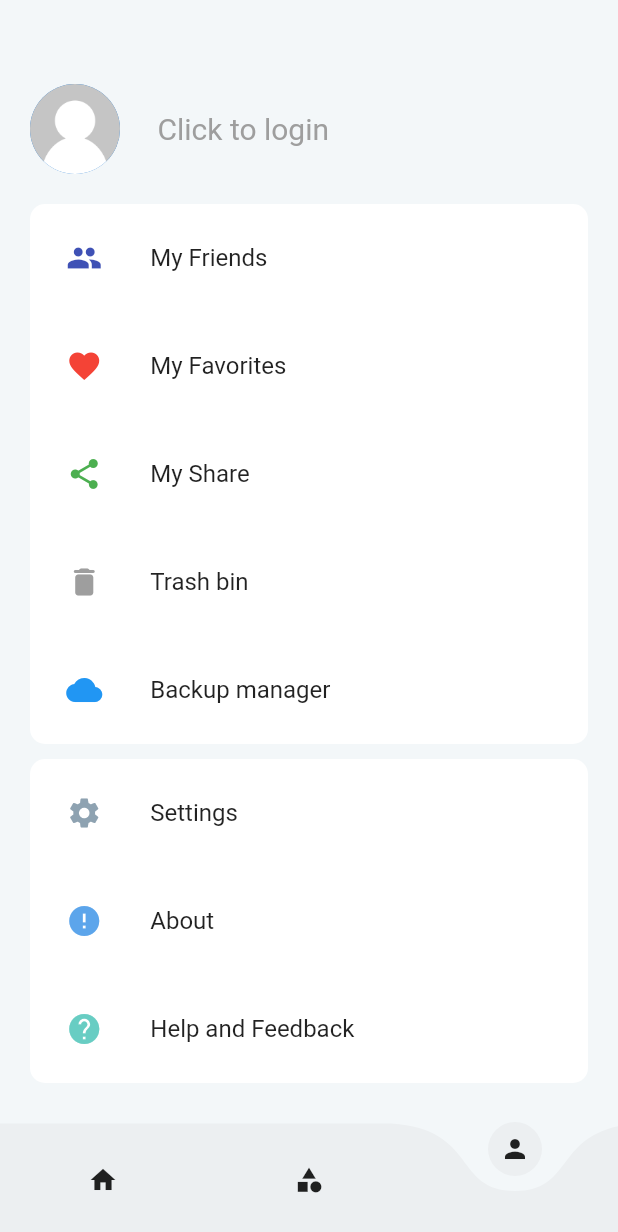
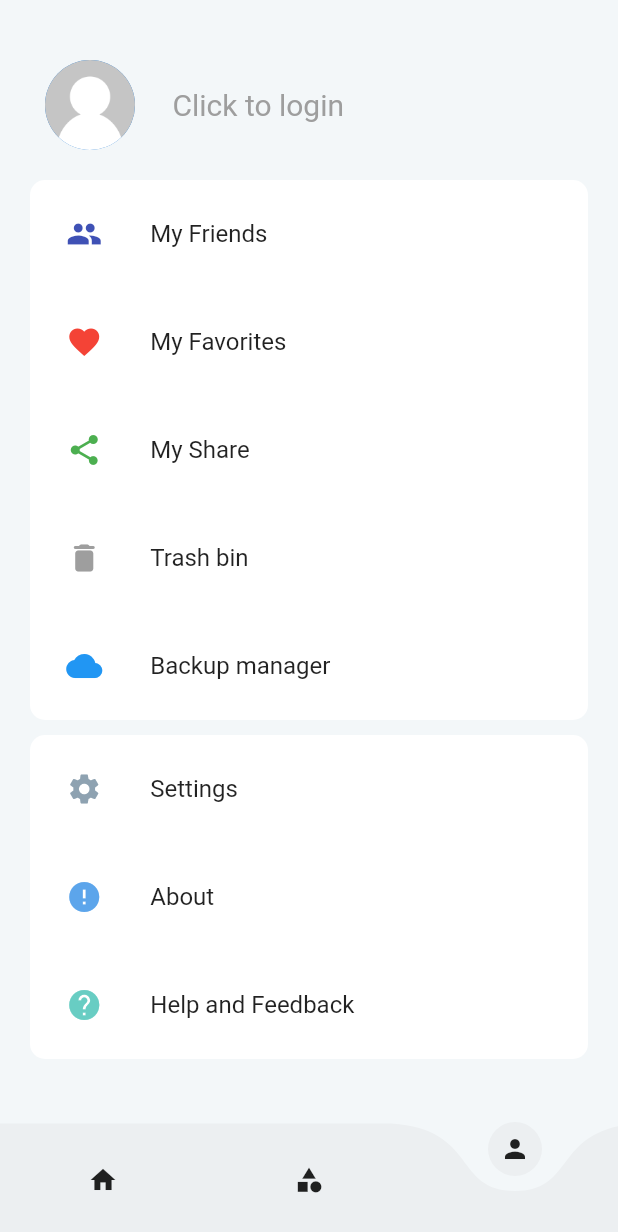
Before and after one commit to RD-Project4/smart-photo-album-frontend, a Flutter app: the screen it shows after launch, item 3 of the bottom bar chosen, on a phone screen of 412 x 824 dp. Shown: the top 1232 px of the screen. Run offline on Flutter 3.47's test engine with Material 2 defaults, Android fonts, the phone set to English and light mode, and no system bars; drawn by our look-alikes of curved_navigation_bar, oktoast; our stand-ins replace azlistview, card_swiper, dio, event_bus, flutter_bloc, geocoding and 13 more; missing offline and left inert: exif, google_ml_kit, lpinyin, material_dialogs, passwordfield, photo_manager and 7 more; accounts and stored records are empty; generated files the repository leaves out were written again.

Commit message:
fix: bug fix

```diff
--- a/lib/bloc/photo/PhotoCubit.dart
+++ b/lib/bloc/photo/PhotoCubit.dart
@@ -1,6 +1,7 @@
 import 'dart:async';
 import 'dart:developer';
 
+import 'package:exif/exif.dart';
 import 'package:flutter/cupertino.dart';
 import 'package:flutter_bloc/flutter_bloc.dart';
 import 'package:permission_handler/permission_handler.dart';
@@ -96,8 +97,22 @@ class PhotoCubit extends Cubit<PhotoState> {
     }
 
     for (AssetEntity entity in photoMapFromLocal.values) {
-      var path = (await entity.file)?.path;
+      var file = await entity.originFile;
+      var path = file?.path;
       if (path == null) continue;
+
+      final data = await readExifFromBytes(await file!.readAsBytes());
+
+      DateTime createTime = DateTime.now();
+      if (data.isNotEmpty) {
+        if (data.containsKey('Image DateTime')) {
+          String dataTime = data['Image DateTime']!.printable;
+          List<String> parts = dataTime.split(" ");
+          parts[0] = parts[0].replaceAll(":", "-");
+          String finalDateTime = parts.join(" ");
+          createTime = DateTime.parse(finalDateTime);
+        }
+      }
 
       List<Category> labels =
           (await TensorflowProvider.recognizeObjectInFile(path));
@@ -111,17 +126,8 @@ class PhotoCubit extends Cubit<PhotoState> {
         location = await GeoUtil.locationFromCoordinates(
             latLng.latitude!, latLng.longitude!);
 
-      photoToStoreList.add(Photo(
-          entity.id,
-          entity.title!,
-          path,
-          labelsString,
-          entity.createDateTime,
-          entity.width,
-          entity.height,
-          location,
-          false,
-          true));
+      photoToStoreList.add(Photo(entity.id, entity.title!, path, labelsString,
+          createTime, entity.width, entity.height, location, false, true));
     }
 
     for (Photo photo in photoToStoreList) {
--- a/lib/database/ObjectStore.dart
+++ b/lib/database/ObjectStore.dart
@@ -143,7 +143,7 @@ class ObjectStore {
     var query = _photoBox.query().build();
     PropertyQuery<String> pq = query.property(Photo_.location);
     pq.distinct = true;
-    return pq.find();
+    return pq.find().where((city) => city.isNotEmpty).toList();
   }
 
   Stream<List<Category>> getCategoryStream() {
--- a/lib/pages/photo/FavoritePage.dart
+++ b/lib/pages/photo/FavoritePage.dart
@@ -34,8 +34,8 @@ class FavoritePage extends StatelessWidget {
                         BlocProvider.of<PhotoCubit>(context)
                             .markOrUnMarkPhotoAsFavorite(photo);
                         cubit.setModeView();
-                        Navigator.of(context).pop();
                       });
+                      Navigator.of(context).pop();
                     });
                   },
                 )
--- a/lib/pages/photo/PhotoPage.dart
+++ b/lib/pages/photo/PhotoPage.dart
@@ -123,7 +123,7 @@ class _PhotoPageState extends State<PhotoPage> {
         appBar: LightAppBar(
           context,
           photo.name,
-          backgroundColor: Colors.transparent,
+          backgroundColor: Colors.white.withOpacity(0.8),
           actions: _buildAction(context, photo),
         ),
         extendBodyBehindAppBar: true,
--- a/lib/pages/tabs/Setting.dart
+++ b/lib/pages/tabs/Setting.dart
@@ -157,12 +157,9 @@ class _SettingState extends State<Setting> {
 
     return Scaffold(
         backgroundColor: mainColor,
-        appBar: AppBar(
-          backgroundColor: mainColor,
-          foregroundColor: mainColor,
-          elevation: 0,
-        ),
         body: SingleChildScrollView(
+            child: Padding(
+                padding: EdgeInsets.only(top: 20),
                 child: Column(children: [
                   // AspectRatio(
                   //   //Aspectratio
@@ -177,7 +174,8 @@ class _SettingState extends State<Setting> {
                       Expanded(
                         flex: 4,
                         child: Container(
-                    margin: EdgeInsets.only(left: 20, bottom: 20),
+                            margin: EdgeInsets.symmetric(
+                                horizontal: 30, vertical: 20),
                             child: _buildUserInfo()),
                       ),
                     ],
@@ -211,7 +209,8 @@ class _SettingState extends State<Setting> {
                                 // 登入后才可显示
                                 style: ButtonStyle(
                                     minimumSize: MaterialStateProperty.all(Size(
-                                MediaQuery.of(context).size.width - 40, 50)),
+                                        MediaQuery.of(context).size.width - 40,
+                                        50)),
                                     backgroundColor:
                                         MaterialStateProperty.all(Colors.red)),
                                 onPressed: () {
@@ -225,7 +224,7 @@ class _SettingState extends State<Setting> {
                               )
                             ])
                           : Container())
-        ])));
+                ]))));
   }
 }
 
```
Also changed, not shown: lib/FolderPage.dart (+5 -4 lines), lib/SearchQuery.dart (+27 -5 lines), lib/SearchResult.dart (+18 -2 lines), lib/pages/friends/FriendsPage.dart (+3 -18 lines), lib/pages/photo/UploadList.dart (+11 -3 lines), lib/widgets/MultiChoiceChip.dart (+19 -11 lines), lib/widgets/ThumbnailImageProvider.dart (+4 -6 lines), pubspec.yaml (+5 -4 lines). Lines whose indentation alone changed are shown as unchanged.
